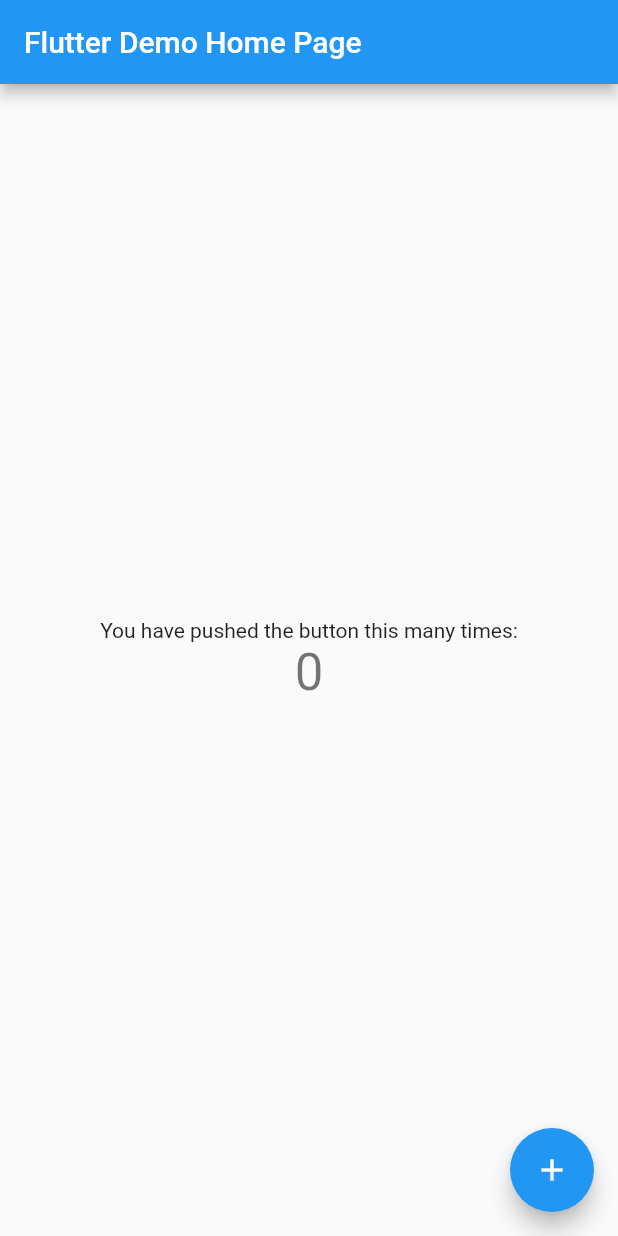
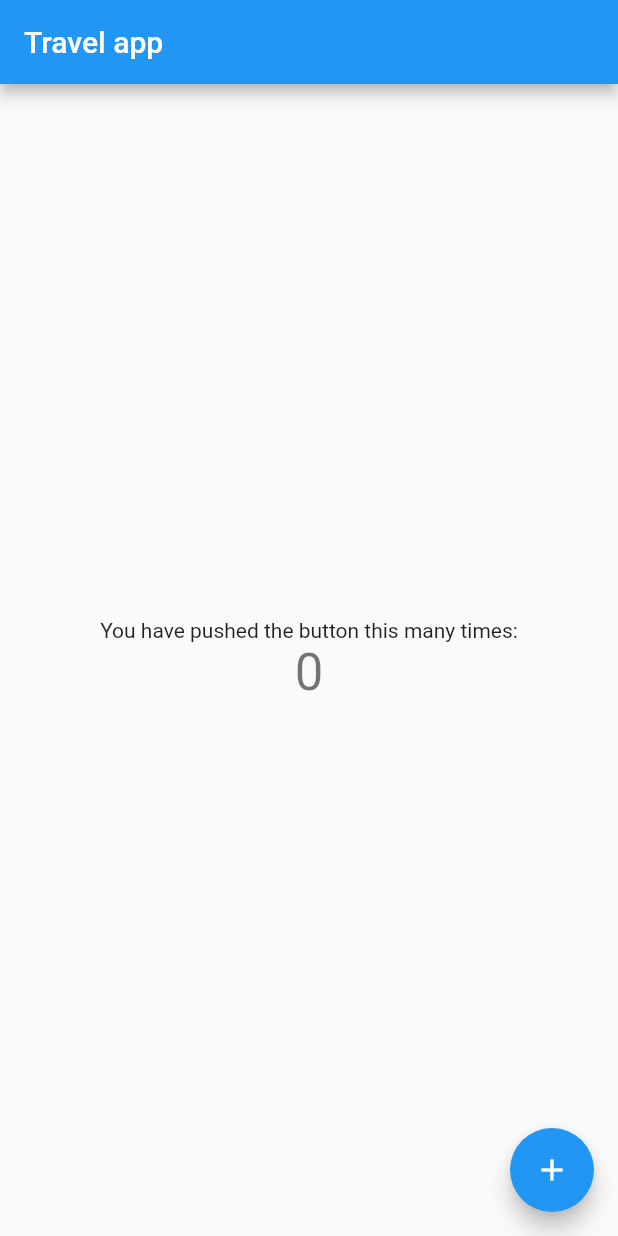
Before and after one commit to Ayitce/953464_termProject, a Flutter app: the screen it shows after launch, on a phone screen of 412 x 824 dp. Run offline on Flutter 3.47's test engine with Material 2 defaults, Android fonts, the phone set to English and light mode, and no system bars.

Commit message:
setup environment

```diff
--- a/lib/main.dart
+++ b/lib/main.dart
@@ -13,33 +13,15 @@ class MyApp extends StatelessWidget {
     return MaterialApp(
       title: 'Flutter Demo',
       theme: ThemeData(
-        // This is the theme of your application.
-        //
-        // Try running your application with "flutter run". You'll see the
-        // application has a blue toolbar. Then, without quitting the app, try
-        // changing the primarySwatch below to Colors.green and then invoke
-        // "hot reload" (press "r" in the console where you ran "flutter run",
-        // or simply save your changes to "hot reload" in a Flutter IDE).
-        // Notice that the counter didn't reset back to zero; the application
-        // is not restarted.
         primarySwatch: Colors.blue,
       ),
-      home: const MyHomePage(title: 'Flutter Demo Home Page'),
+      home: const MyHomePage(title: 'Travel app'),
     );
   }
 }
 
 class MyHomePage extends StatefulWidget {
   const MyHomePage({super.key, required this.title});
-
-  // This widget is the home page of your application. It is stateful, meaning
-  // that it has a State object (defined below) that contains fields that affect
-  // how it looks.
-
-  // This class is the configuration for the state. It holds the values (in this
-  // case the title) provided by the parent (in this case the App widget) and
-  // used by the build method of the State. Fields in a Widget subclass are
-  // always marked "final".
 
   final String title;
 
```
Also changed, not shown: lib/constatns/app_constatns.dart (added, +10 -0 lines), pubspec.yaml (+5 -3 lines), pubspec.lock, 1 other file.
